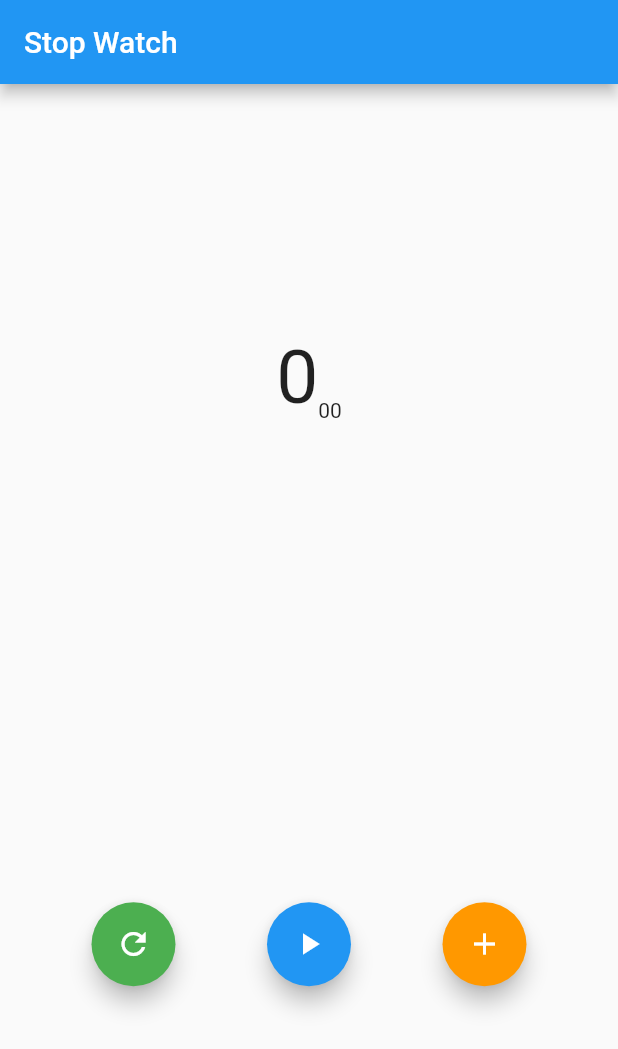
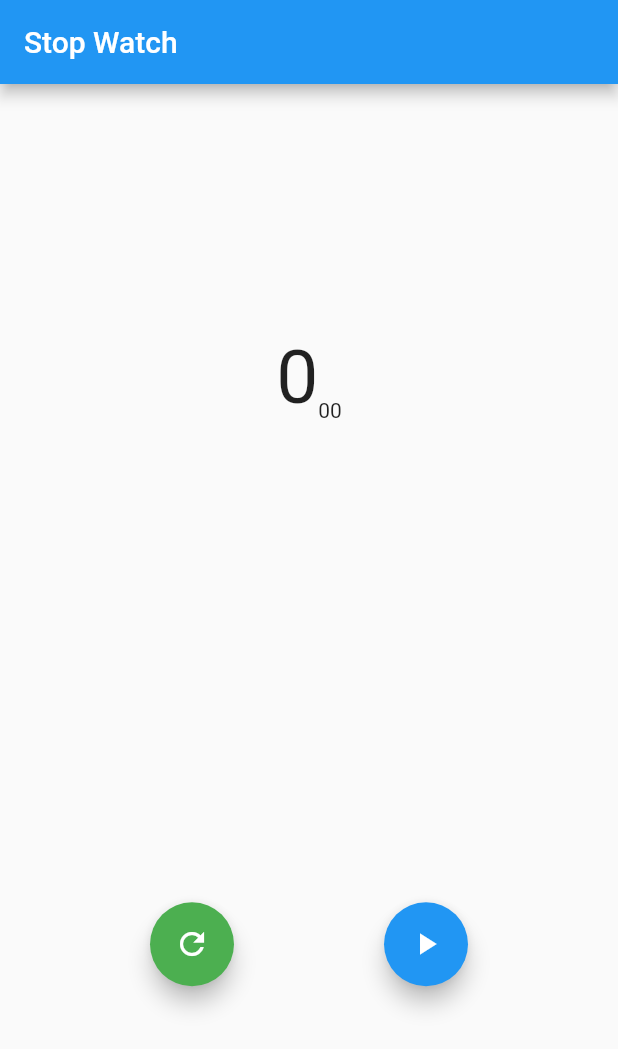
Before and after one commit to saengle/stop_watch, a Flutter app: the screen it shows after launch, on a phone screen of 412 x 824 dp. Shown: the top 1049 px of the screen. Run offline on Flutter 3.47's test engine with Material 2 defaults, Android fonts, the phone set to English and light mode, and no system bars.

Commit message:
상태관리 추가해서 자연스럽게 상태 읽어오게 해야함.

```diff
--- a/lib/stop_watch/watch_screen.dart
+++ b/lib/stop_watch/watch_screen.dart
@@ -93,13 +93,16 @@ class _StopWatchScreenState extends State<StopWatchScreen> {
               mainAxisAlignment: MainAxisAlignment.spaceEvenly,
               children: [
                 FloatingActionButton(
-                  backgroundColor: Colors.green,
-                  child: Icon(Icons.refresh),
+                  backgroundColor: _isRunning ? Colors.grey : Colors.green,
+                  child: _isRunning
+                      ? const Icon(Icons.add)
+                      : const Icon(Icons.refresh),
                   onPressed: () {
                     if (_isRunning) {
                       setState(() {
-                        _reset();
-                        _clickStartPauseButton();
+                        setState(() {
+                          _addLapTime();
+                        });
                       });
                     } else {
                       setState(() {
@@ -109,9 +112,11 @@ class _StopWatchScreenState extends State<StopWatchScreen> {
                   },
                 ),
                 FloatingActionButton(
-                  backgroundColor: Colors.blue,
+                  backgroundColor: _isRunning ? Colors.red : Colors.blue,
                   child: _isRunning
-                      ? const Icon(Icons.pause)
+                      ? const Icon(
+                          Icons.pause,
+                        )
                       : const Icon(Icons.play_arrow),
                   onPressed: () {
                     setState(() {
@@ -119,17 +124,17 @@ class _StopWatchScreenState extends State<StopWatchScreen> {
                     });
                   },
                 ),
-                FloatingActionButton(
-                  backgroundColor: Colors.orange,
-                  child: const Icon(Icons.add),
-                  onPressed: () {
-                    if (_isRunning) {
-                      setState(() {
-                        _addLapTime();
-                      });
-                    }
-                  },
-                ),
+                // FloatingActionButton(
+                //   backgroundColor: Colors.orange,
+                //   child: const Icon(Icons.add),
+                //   onPressed: () {
+                //     if (_isRunning) {
+                //       setState(() {
+                //         _addLapTime();
+                //       });
+                //     }
+                //   },
+                // ),
               ],
             ),
             const Spacer(),
```
